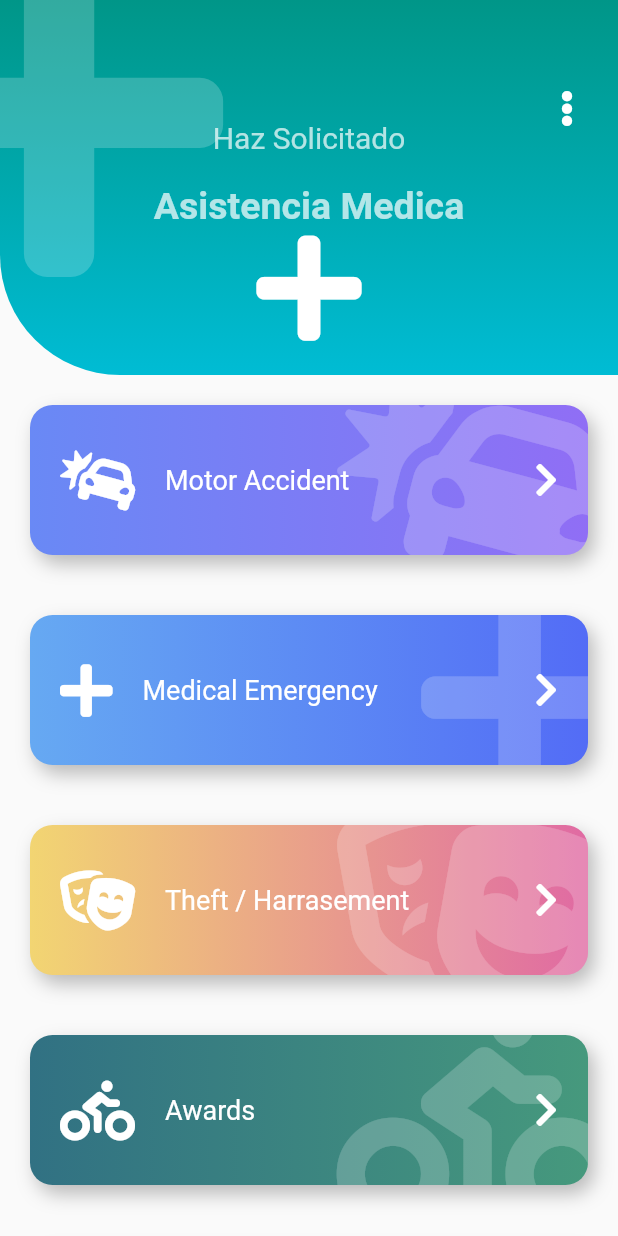
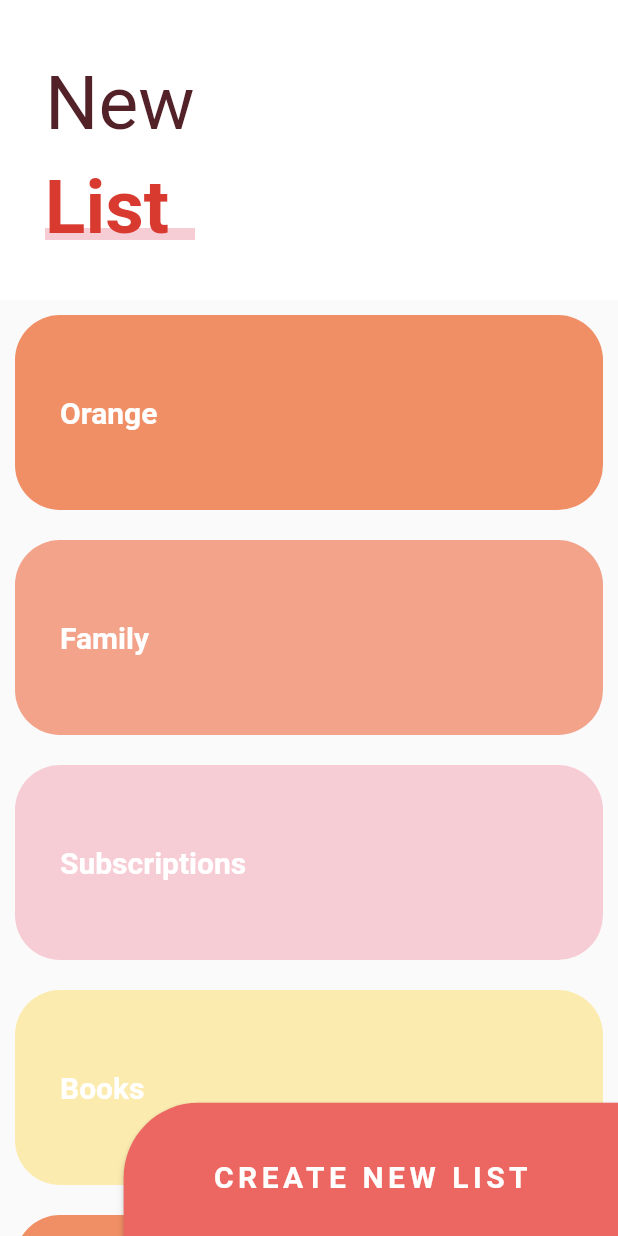
Before and after one commit to joseluisseg05/c_u_f_disenio_1, a Flutter app: the screen it shows after launch, on a phone screen of 412 x 824 dp. Run offline on Flutter 3.47's test engine with Material 2 defaults, Android fonts, the phone set to English and light mode, and no system bars; our stand-ins replace animate_do, flutter_svg, font_awesome_flutter.

Commit message:
Page slider

```diff
--- a/lib/main.dart
+++ b/lib/main.dart
@@ -4,9 +4,10 @@
 //import 'package:app_disenios_custom/src/pages/home_page.dart';
 //import 'package:app_disenios_custom/src/labs/slidershow_page.dart';
 //import 'package:app_disenios_custom/src/retos/cuadrado_animado_page.dart';
-import 'package:app_disenios_custom/src/pages/emergency_page.dart';
+//import 'package:app_disenios_custom/src/pages/emergency_page.dart';
 //import 'package:app_disenios_custom/src/pages/pinterest_page.dart';
 //import 'package:app_disenios_custom/src/pages/slideshow_page.dart';
+import 'package:app_disenios_custom/src/pages/slider_list_page.dart';
 import 'package:flutter/material.dart';
 
 void main() => runApp(MyApp());
@@ -17,7 +18,7 @@ class MyApp extends StatelessWidget {
     return MaterialApp(
       debugShowCheckedModeBanner: false,
       title: 'Diseños 1',
-      home: EmergencyPage(),
+      home: SliderListPage(),
     );
   }
 }
--- /dev/null
+++ b/lib/src/pages/slider_list_page.dart
@@ -0,0 +1,212 @@
+import 'package:flutter/material.dart';
+
+class SliderListPage extends StatelessWidget {
+  @override
+  Widget build(BuildContext context) {
+    return Scaffold(
+        //body: _Titulo(),
+        body: Stack(
+      children: [
+        _MainStroll(),
+        Positioned(
+          bottom: -10,
+          right: 0,
+          child: _ButtonNewList(),
+        ),
+      ],
+    ));
+  }
+}
+
+class _ButtonNewList extends StatelessWidget {
+  @override
+  Widget build(BuildContext context) {
+    final size = MediaQuery.of(context).size;
+    return ButtonTheme(
+      minWidth: size.width * 0.8,
+      height: size.height * 0.12,
+      child: RaisedButton(
+        color: Color(0xffED6762),
+        shape: RoundedRectangleBorder(
+          borderRadius: BorderRadius.only(topLeft: Radius.circular(50.0)),
+        ),
+        child: Text(
+          'CREATE NEW LIST',
+          style: TextStyle(
+            color: Colors.white,
+            fontSize: 20.0,
+            fontWeight: FontWeight.bold,
+            letterSpacing: 3.0,
+          ),
+        ),
+        onPressed: () {},
+      ),
+    );
+  }
+}
+
+class _MainStroll extends StatelessWidget {
+  final items = [
+    _ListItem('Orange', Color(0xffF08F66)),
+    _ListItem('Family', Color(0xffF2A38A)),
+    _ListItem('Subscriptions', Color(0xffF7CDD5)),
+    _ListItem('Books', Color(0xffFCEBAF)),
+    _ListItem('Orange', Color(0xffF08F66)),
+    _ListItem('Family', Color(0xffF2A38A)),
+    _ListItem('Subscriptions', Color(0xffF7CDD5)),
+    _ListItem('Books', Color(0xffFCEBAF)),
+  ];
+  @override
+  Widget build(BuildContext context) {
+    return CustomScrollView(
+      slivers: [
+        /*
+        SliverAppBar(
+          floating: true,
+          title: Text('Hola'),
+          backgroundColor: Colors.teal,
+        ),*/
+        SliverPersistentHeader(
+          floating: true,
+          delegate: _SliverCustomHeaderDelegate(
+            minheaight: 170.0,
+            maxheaight: 200.0,
+            child: Container(
+              alignment: Alignment.centerLeft,
+              color: Colors.white,
+              child: _Titulo(),
+            ),
+          ),
+        ),
+        SliverList(
+          delegate: SliverChildListDelegate([
+            ...items,
+            SizedBox(height: 100.0),
+          ]),
+        ),
+      ],
+    );
+  }
+}
+
+class _SliverCustomHeaderDelegate extends SliverPersistentHeaderDelegate {
+  final double minheaight;
+  final double maxheaight;
+  final Widget child;
+
+  _SliverCustomHeaderDelegate({
+    @required this.minheaight,
+    @required this.maxheaight,
+    @required this.child,
+  });
+  @override
+  Widget build(
+      BuildContext context, double shrinkOffset, bool overlapsContent) {
+    return SizedBox.expand(child: child);
+  }
+
+  @override
+  double get maxExtent => maxheaight;
+
+  @override
+  double get minExtent => minheaight;
+
+  @override
+  bool shouldRebuild(_SliverCustomHeaderDelegate oldDelegate) {
+    return maxheaight != oldDelegate.maxheaight ||
+        minheaight != oldDelegate.minheaight ||
+        child != oldDelegate.child;
+  }
+}
+
+class _Titulo extends StatelessWidget {
+  @override
+  Widget build(BuildContext context) {
+    return Column(
+      children: [
+        SizedBox(height: 30.0),
+        Container(
+          margin: EdgeInsets.symmetric(horizontal: 30.0, vertical: 10.0),
+          child: Text(
+            'New',
+            style: TextStyle(
+              color: Color(0xff532128),
+              fontSize: 50.0,
+            ),
+          ),
+        ),
+        Stack(
+          children: [
+            SizedBox(width: 100.0),
+            Positioned(
+              bottom: 8.0,
+              child: Container(
+                width: 140,
+                height: 8,
+                color: Color(0xffF7CDD5),
+              ),
+            ),
+            Container(
+              child: Text(
+                'List',
+                style: TextStyle(
+                  color: Color(0xffD93A30),
+                  fontSize: 50.0,
+                  fontWeight: FontWeight.bold,
+                ),
+              ),
+            )
+          ],
+        )
+      ],
+    );
+  }
+}
+
+class _ListaTareas extends StatelessWidget {
+  final items = [
+    _ListItem('Orange', Color(0xffF08F66)),
+    _ListItem('Family', Color(0xffF2A38A)),
+    _ListItem('Subscriptions', Color(0xffF7CDD5)),
+    _ListItem('Books', Color(0xffFCEBAF)),
+    _ListItem('Orange', Color(0xffF08F66)),
+    _ListItem('Family', Color(0xffF2A38A)),
+    _ListItem('Subscriptions', Color(0xffF7CDD5)),
+    _ListItem('Books', Color(0xffFCEBAF)),
+  ];
+  @override
+  Widget build(BuildContext context) {
+    return ListView.builder(
+      itemCount: items.length,
+      itemBuilder: (BuildContext context, int index) => items[index],
+    );
+  }
+}
+
+class _ListItem extends StatelessWidget {
+  final String titlulo;
+  final Color color;
+
+  _ListItem(this.titlulo, this.color);
+  @override
+  Widget build(BuildContext context) {
+    return Container(
+      alignment: Alignment.centerLeft,
+      height: 130,
+      padding: EdgeInsets.all(30.0),
+      margin: EdgeInsets.all(10.0),
+      decoration: BoxDecoration(
+        color: color,
+        borderRadius: BorderRadius.circular(30.0),
+      ),
+      child: Text(
+        titlulo,
+        style: TextStyle(
+          color: Colors.white,
+          fontWeight: FontWeight.bold,
+          fontSize: 20.0,
+        ),
+      ),
+    );
+  }
+}
```
